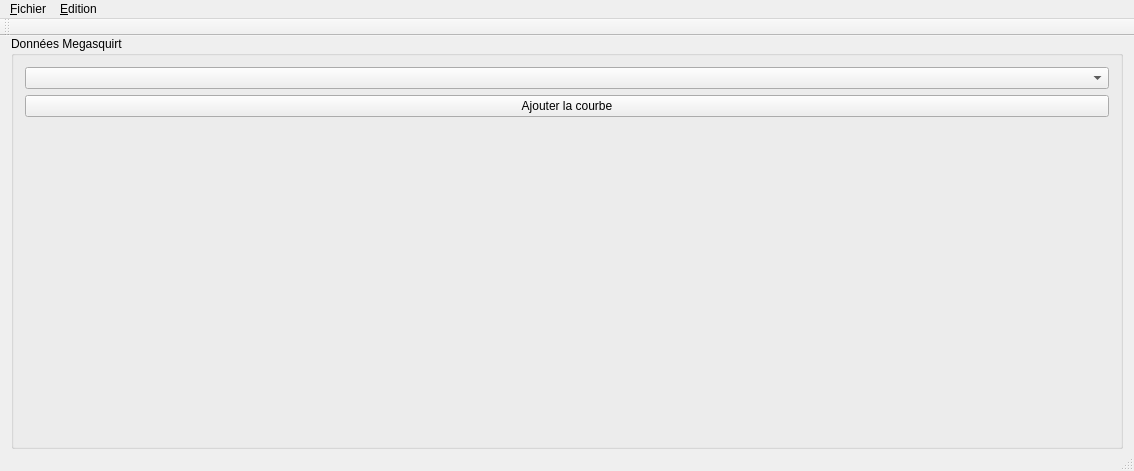
The window that MainWindow.ui (xaviermawet/EcoMotion2013BenchTestExperimental) describes before a commit, drawn with Qt 5.
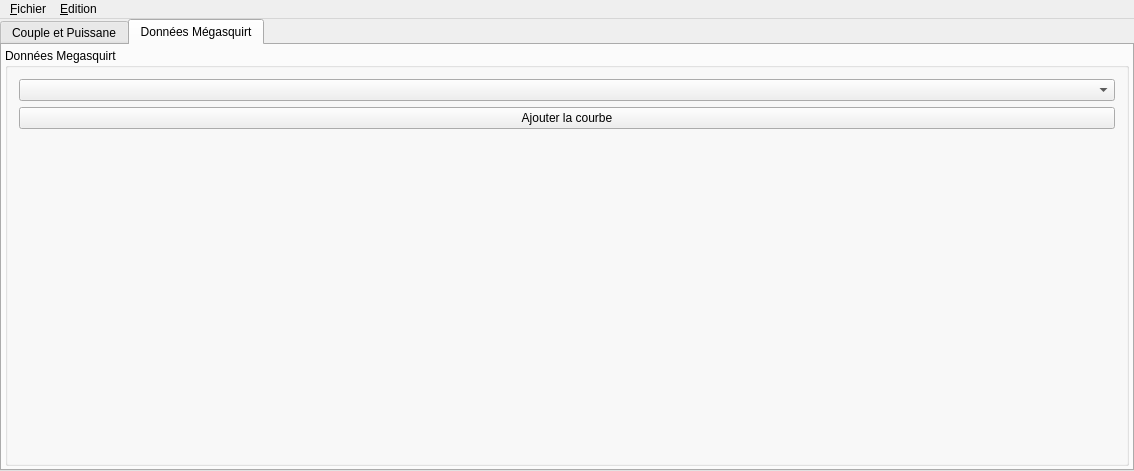
The same window after the commit. The open tabs and pages were chosen to show the change. Icons and pictures are not drawn.

Commit message: Intégration d'un deuxième graphique : 	1) Graphique pour le couple, la puissance et la puissance spécifique 	2) Graphique pour les données Megasquirt

What changed in the file:
```diff
--- a/MainWindow.ui
+++ b/MainWindow.ui
@@ -11,18 +11,52 @@
    </rect>
   </property>
   <property name="windowTitle">
-   <string/>
+   <string>EcoMotion 2013 - Banc d'essai</string>
   </property>
   <widget class="QWidget" name="centralWidget">
-   <layout class="QHBoxLayout" name="mainHorizontalLayout">
+   <layout class="QVBoxLayout" name="mainVerticalLayout">
     <property name="spacing">
-     <number>3</number>
+     <number>0</number>
     </property>
+    <property name="leftMargin">
+     <number>0</number>
+    </property>
     <property name="topMargin">
      <number>0</number>
     </property>
+    <property name="rightMargin">
+     <number>0</number>
+    </property>
     <property name="bottomMargin">
      <number>0</number>
+    </property>
+    <item>
+     <widget class="QTabWidget" name="mainTabWidget">
+      <property name="currentIndex">
+       <number>0</number>
+      </property>
+      <widget class="QWidget" name="coupleAndPowerTab">
+       <attribute name="title">
+        <string>Couple et Puissane</string>
+       </attribute>
+       <layout class="QHBoxLayout" name="coupleAndPowerHLayout"/>
+      </widget>
+      <widget class="QWidget" name="megasquirtData">
+       <attribute name="title">
+        <string>Données Mégasquirt</string>
+       </attribute>
+       <layout class="QHBoxLayout" name="MSDataHLayout">
+        <property name="leftMargin">
+         <number>3</number>
+        </property>
+        <property name="topMargin">
+         <number>3</number>
+        </property>
+        <property name="rightMargin">
+         <number>3</number>
+        </property>
+        <property name="bottomMargin">
+         <number>3</number>
     </property>
     <item>
      <widget class="QGroupBox" name="groupBox">
@@ -57,6 +91,12 @@
      </widget>
     </item>
    </layout>
+       <zorder>groupBox</zorder>
+       <zorder>groupBox</zorder>
+      </widget>
+     </widget>
+    </item>
+   </layout>
   </widget>
   <widget class="QMenuBar" name="menuBar">
    <property name="geometry">
@@ -85,7 +125,7 @@
      </property>
      <addaction name="actionShowGrid"/>
      <addaction name="actionShowCrossLine"/>
-     <addaction name="actionDisplayLabelPosition"/>
+     <addaction name="actionShowLabelPosition"/>
      <addaction name="separator"/>
      <addaction name="actionIncreaseAccuracy"/>
      <addaction name="actionReduceAccuracy"/>
@@ -95,15 +135,6 @@
    <addaction name="menuFile"/>
    <addaction name="menuEdit"/>
   </widget>
-  <widget class="QToolBar" name="mainToolBar">
-   <attribute name="toolBarArea">
-    <enum>TopToolBarArea</enum>
-   </attribute>
-   <attribute name="toolBarBreak">
-    <bool>false</bool>
-   </attribute>
-  </widget>
-  <widget class="QStatusBar" name="statusBar"/>
   <action name="actionImportData">
    <property name="icon">
     <iconset resource="Resources.qrc">
@@ -174,7 +205,7 @@
     <string>Ctrl+Down</string>
    </property>
   </action>
-  <action name="actionDisplayLabelPosition">
+  <action name="actionShowLabelPosition">
    <property name="checkable">
     <bool>true</bool>
    </property>
```
Lines whose indentation alone changed are shown as unchanged. The commit also changes 3 other files.
